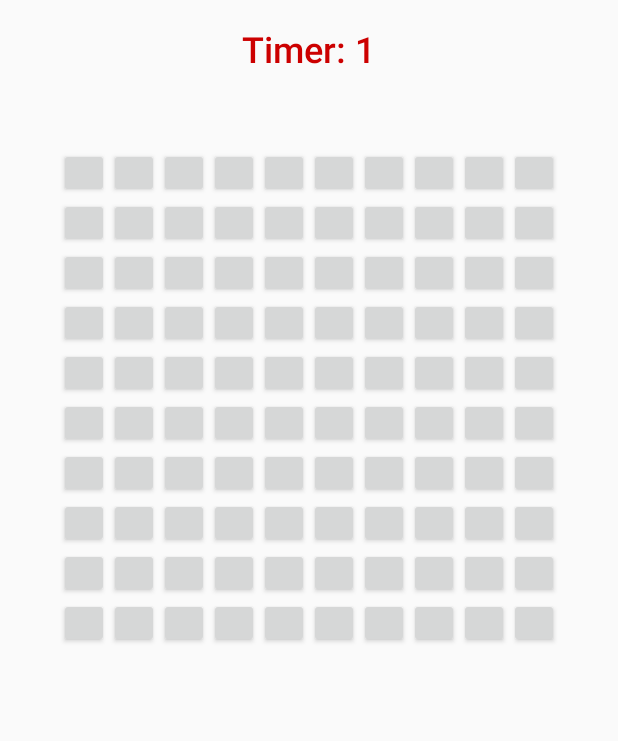
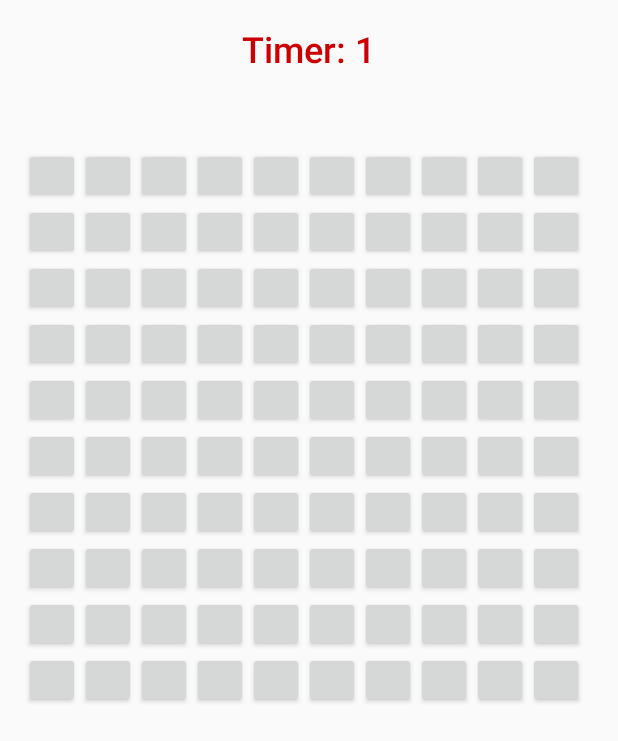
Before and after one commit to MeronKot/Minesweeper1, an Android app: the screen it shows after launch (MainActivity), after a tap on an icon or button, on a phone screen of 412 x 824 dp. Shown: the top 741 px of the screen. Run offline under Robolectric (Android 15) with nearby library versions, the phone set to English and light mode, and no system bars; libraries missing offline, so code that uses them is left out: android.net.sip, android.support.v7.

Commit message:
set the size of buttons according to screen size

```diff
--- a/app/src/main/java/com/example/dell/minesweeper/MainActivity.java
+++ b/app/src/main/java/com/example/dell/minesweeper/MainActivity.java
@@ -2,6 +2,7 @@ package com.example.dell.minesweeper;
 
 import android.content.Intent;
 import android.content.SharedPreferences;
+import android.content.res.Resources;
 import android.graphics.Canvas;
 import android.graphics.Color;
 import android.graphics.ColorFilter;
@@ -76,11 +77,20 @@ public class MainActivity extends AppCompatActivity implements GridButtonListene
         calculateNeighbours();
     }
 
+    public static int getScreenWidth() {
+        return Resources.getSystem().getDisplayMetrics().widthPixels;
+    }
+
+    public static int getScreenHeight() {
+        return Resources.getSystem().getDisplayMetrics().heightPixels;
+    }
+
     private LinearLayout drawButtonsGrid(GridButton[][] buttons, int size) {
         LinearLayout rowsLayout = new LinearLayout(this);
         rowsLayout.setOrientation(LinearLayout.VERTICAL);
         rowsLayout.setLayoutParams(new LinearLayout.LayoutParams(LinearLayout.LayoutParams.WRAP_CONTENT, LinearLayout.LayoutParams.WRAP_CONTENT));
 
+        int param = getScreenWidth();
         for (int col = 0; col < size; col++) {
             LinearLayout colLayout = new LinearLayout(this);
             colLayout.setOrientation(LinearLayout.HORIZONTAL);
@@ -88,7 +98,7 @@ public class MainActivity extends AppCompatActivity implements GridButtonListene
             for (int row = 0; row < size; row++) {
                 buttons[col][row] = new GridButton(this);
                 buttons[col][row].setX_Y(col, row);
-                buttons[col][row].setLayoutParams(new ViewGroup.LayoutParams(50, 50));
+                buttons[col][row].setLayoutParams(new ViewGroup.LayoutParams(param/(size + 1) ,param/(size + 1)));
                 buttons[col][row].setListener(this);
                 colLayout.addView(buttons[col][row]);
             }
@@ -96,7 +106,6 @@ public class MainActivity extends AppCompatActivity implements GridButtonListene
         }
         return rowsLayout;
     }
-
     private void putBombs(GridButton[][] buttons, int[][] bombsCoord, int numOfBombs, int size) {
         int colRand,rowRand;
         Random random = new Random();
--- a/app/src/main/res/layout/activity_main.xml
+++ b/app/src/main/res/layout/activity_main.xml
@@ -26,8 +26,8 @@
     <LinearLayout
         android:id="@+id/rowsLayout"
         android:orientation="vertical"
-        android:layout_width="wrap_content"
-        android:layout_height="wrap_content"
+        android:layout_width="match_parent"
+        android:layout_height="match_parent"
         android:layout_below="@id/textView2"
         android:paddingTop="50dp"
         android:layout_centerInParent="true"></LinearLayout>
```
